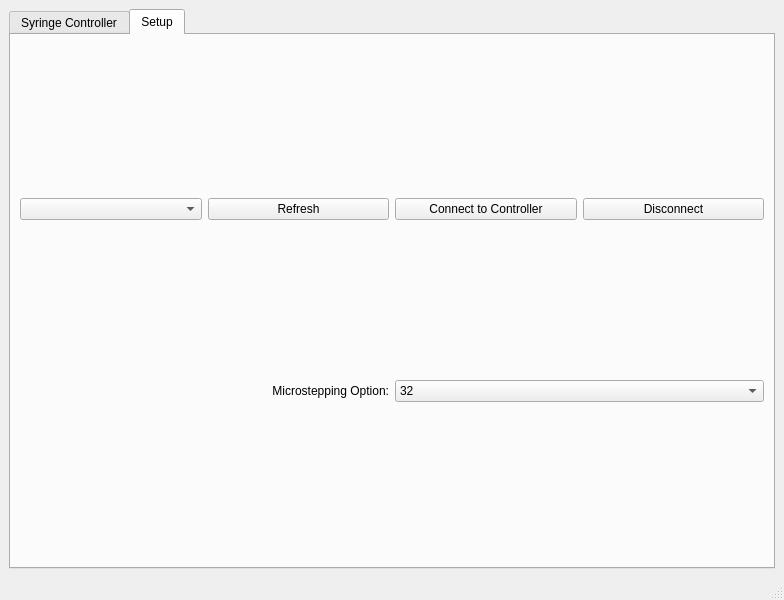
Above: form.ui from Bastian-Wagner/Syringe_Pump before the change. Below: the same form after it.
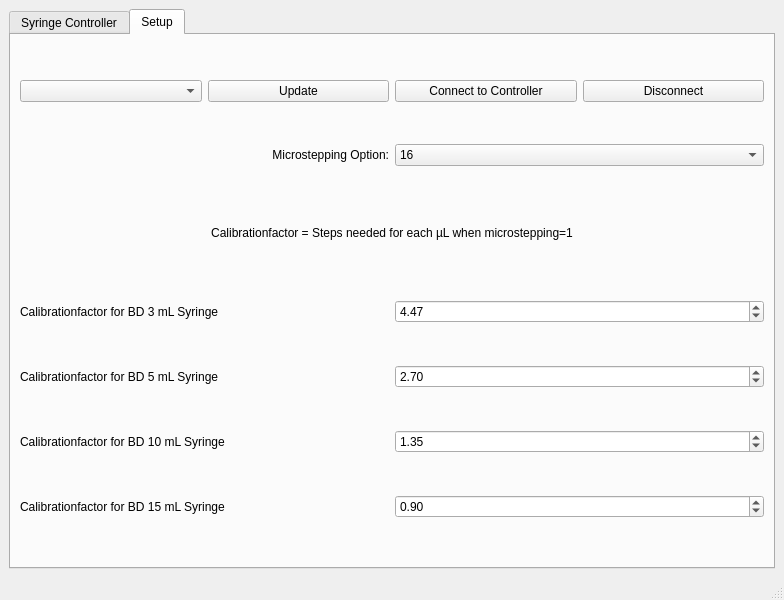
That is the form after the change. The open tabs and pages were chosen to show the change.

Diff of the .ui file:
```diff
--- a/form.ui
+++ b/form.ui
@@ -341,7 +341,7 @@
           <item>
            <widget class="QPushButton" name="pushButton_refresh">
             <property name="text">
-             <string>Refresh</string>
+             <string>Update</string>
             </property>
            </widget>
           </item>
@@ -375,11 +375,6 @@
           </item>
           <item>
            <widget class="QComboBox" name="comboBox_microsteps">
-            <item>
-             <property name="text">
-              <string>32</string>
-             </property>
-            </item>
             <item>
              <property name="text">
               <string>16</string>
@@ -395,6 +390,111 @@
               <string>64</string>
              </property>
             </item>
+            <item>
+             <property name="text">
+              <string>8</string>
+             </property>
+            </item>
+           </widget>
+          </item>
+         </layout>
+        </item>
+        <item>
+         <widget class="QLabel" name="label_9">
+          <property name="maximumSize">
+           <size>
+            <width>16777215</width>
+            <height>50</height>
+           </size>
+          </property>
+          <property name="text">
+           <string>Calibrationfactor = Steps needed for each µL when microstepping=1</string>
+          </property>
+          <property name="alignment">
+           <set>Qt::AlignCenter</set>
+          </property>
+         </widget>
+        </item>
+        <item>
+         <layout class="QHBoxLayout" name="horizontalLayout_11">
+          <item>
+           <widget class="QLabel" name="label_5">
+            <property name="text">
+             <string>Calibrationfactor for BD 3 mL Syringe</string>
+            </property>
+           </widget>
+          </item>
+          <item>
+           <widget class="QDoubleSpinBox" name="doubleSpinBox_3mL">
+            <property name="singleStep">
+             <double>0.100000000000000</double>
+            </property>
+            <property name="value">
+             <double>4.470000000000000</double>
+            </property>
+           </widget>
+          </item>
+         </layout>
+        </item>
+        <item>
+         <layout class="QHBoxLayout" name="horizontalLayout_7">
+          <item>
+           <widget class="QLabel" name="label_6">
+            <property name="text">
+             <string>Calibrationfactor for BD 5 mL Syringe</string>
+            </property>
+           </widget>
+          </item>
+          <item>
+           <widget class="QDoubleSpinBox" name="doubleSpinBox_5mL">
+            <property name="singleStep">
+             <double>0.100000000000000</double>
+            </property>
+            <property name="value">
+             <double>2.700000000000000</double>
+            </property>
+           </widget>
+          </item>
+         </layout>
+        </item>
+        <item>
+         <layout class="QHBoxLayout" name="horizontalLayout_8">
+          <item>
+           <widget class="QLabel" name="label_7">
+            <property name="text">
+             <string>Calibrationfactor for BD 10 mL Syringe</string>
+            </property>
+           </widget>
+          </item>
+          <item>
+           <widget class="QDoubleSpinBox" name="doubleSpinBox_10mL">
+            <property name="singleStep">
+             <double>0.100000000000000</double>
+            </property>
+            <property name="value">
+             <double>1.350000000000000</double>
+            </property>
+           </widget>
+          </item>
+         </layout>
+        </item>
+        <item>
+         <layout class="QHBoxLayout" name="horizontalLayout_9">
+          <item>
+           <widget class="QLabel" name="label_8">
+            <property name="text">
+             <string>Calibrationfactor for BD 15 mL Syringe</string>
+            </property>
+           </widget>
+          </item>
+          <item>
+           <widget class="QDoubleSpinBox" name="doubleSpinBox_15mL">
+            <property name="singleStep">
+             <double>0.100000000000000</double>
+            </property>
+            <property name="value">
+             <double>0.900000000000000</double>
+            </property>
            </widget>
           </item>
          </layout>
```
Left out of the diff: 16 changed lines with no effect on the pictures.
